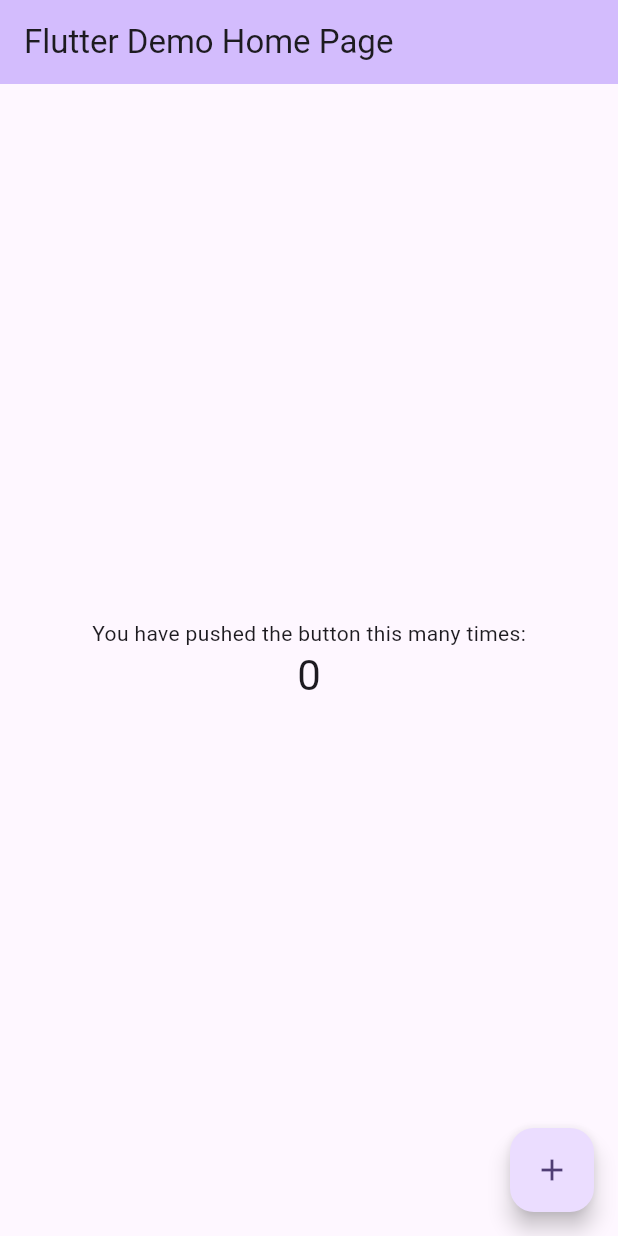
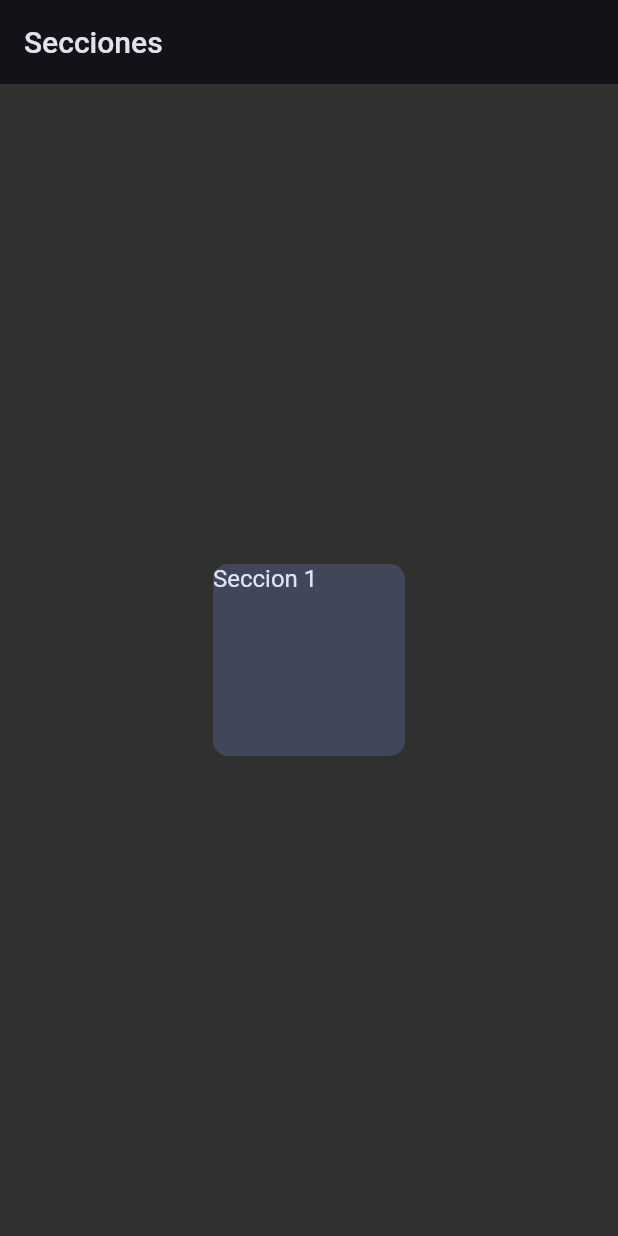
Before and after one commit to juandspcf-bit/kanji_for_n5_level_app, a Flutter app: the screen it shows after launch, on a phone screen of 412 x 824 dp. Run offline on Flutter 3.47's test engine with Material 2 defaults, Android fonts, the light colour scheme and no system bars; our stand-ins replace google_fonts; Roboto replaces fonts that are missing (Alkatra).

Commit message:
theming the sections conatainers

```diff
--- a/lib/main.dart
+++ b/lib/main.dart
@@ -1,4 +1,5 @@
 import 'package:flutter/material.dart';
+import 'package:kanji_for_n5_level_app/screens/sections_screen.dart';
 
 var kColorScheme = ColorScheme.fromSeed(
   seedColor: const Color.fromARGB(255, 96, 59, 181),
@@ -6,7 +7,7 @@ var kColorScheme = ColorScheme.fromSeed(
 
 var kDarkColorScheme = ColorScheme.fromSeed(
   brightness: Brightness.dark,
-  seedColor: const Color.fromARGB(255, 5, 99, 125),
+  seedColor: const Color.fromARGB(255, 37, 42, 65),
 );
 
 void main() {
@@ -39,98 +40,11 @@ class MyApp extends StatelessWidget {
         ),
       ),
       theme: ThemeData(
-        colorScheme: ColorScheme.fromSeed(seedColor: Colors.deepPurple),
+        colorScheme: kColorScheme,
         useMaterial3: true,
       ),
-      home: const MyHomePage(title: 'Flutter Demo Home Page'),
+      themeMode: ThemeMode.dark,
+      home: const Sections(),
     );
   }
 }
-
-class MyHomePage extends StatefulWidget {
-  const MyHomePage({super.key, required this.title});
-
-  // This widget is the home page of your application. It is stateful, meaning
-  // that it has a State object (defined below) that contains fields that affect
-  // how it looks.
-
-  // This class is the configuration for the state. It holds the values (in this
-  // case the title) provided by the parent (in this case the App widget) and
-  // used by the build method of the State. Fields in a Widget subclass are
-  // always marked "final".
-
-  final String title;
-
-  @override
-  State<MyHomePage> createState() => _MyHomePageState();
-}
-
-class _MyHomePageState extends State<MyHomePage> {
-  int _counter = 0;
-
-  void _incrementCounter() {
-    setState(() {
-      // This call to setState tells the Flutter framework that something has
-      // changed in this State, which causes it to rerun the build method below
-      // so that the display can reflect the updated values. If we changed
-      // _counter without calling setState(), then the build method would not be
-      // called again, and so nothing would appear to happen.
-      _counter++;
-    });
-  }
-
-  @override
-  Widget build(BuildContext context) {
-    // This method is rerun every time setState is called, for instance as done
-    // by the _incrementCounter method above.
-    //
-    // The Flutter framework has been optimized to make rerunning build methods
-    // fast, so that you can just rebuild anything that needs updating rather
-    // than having to individually change instances of widgets.
-    return Scaffold(
-      appBar: AppBar(
-        // TRY THIS: Try changing the color here to a specific color (to
-        // Colors.amber, perhaps?) and trigger a hot reload to see the AppBar
-        // change color while the other colors stay the same.
-        backgroundColor: Theme.of(context).colorScheme.inversePrimary,
-        // Here we take the value from the MyHomePage object that was created by
-        // the App.build method, and use it to set our appbar title.
-        title: Text(widget.title),
-      ),
-      body: Center(
-        // Center is a layout widget. It takes a single child and positions it
-        // in the middle of the parent.
-        child: Column(
-          // Column is also a layout widget. It takes a list of children and
-          // arranges them vertically. By default, it sizes itself to fit its
-          // children horizontally, and tries to be as tall as its parent.
-          //
-          // Column has various properties to control how it sizes itself and
-          // how it positions its children. Here we use mainAxisAlignment to
-          // center the children vertically; the main axis here is the vertical
-          // axis because Columns are vertical (the cross axis would be
-          // horizontal).
-          //
-          // TRY THIS: Invoke "debug painting" (choose the "Toggle Debug Paint"
-          // action in the IDE, or press "p" in the console), to see the
-          // wireframe for each widget.
-          mainAxisAlignment: MainAxisAlignment.center,
-          children: <Widget>[
-            const Text(
-              'You have pushed the button this many times:',
-            ),
-            Text(
-              '$_counter',
-              style: Theme.of(context).textTheme.headlineMedium,
-            ),
-          ],
-        ),
-      ),
-      floatingActionButton: FloatingActionButton(
-        onPressed: _incrementCounter,
-        tooltip: 'Increment',
-        child: const Icon(Icons.add),
-      ), // This trailing comma makes auto-formatting nicer for build methods.
-    );
-  }
-}
--- /dev/null
+++ b/lib/screens/sections_screen.dart
@@ -0,0 +1,30 @@
+import 'package:flutter/material.dart';
+import 'package:google_fonts/google_fonts.dart';
+
+class Sections extends StatelessWidget {
+  const Sections({super.key});
+
+  @override
+  Widget build(BuildContext context) {
+    return Scaffold(
+      appBar: AppBar(
+        title: const Text("Secciones"),
+      ),
+      body: Center(
+        child: Container(
+          width: 128,
+          height: 128,
+          decoration: BoxDecoration(
+              color: Theme.of(context).colorScheme.secondaryContainer,
+              borderRadius: BorderRadius.circular(10)),
+          child: Text(
+            "Seccion 1",
+            style: Theme.of(context).textTheme.titleMedium?.copyWith(
+                color: Theme.of(context).colorScheme.onSecondaryContainer,
+                fontFamily: GoogleFonts.alkatra().fontFamily),
+          ),
+        ),
+      ),
+    );
+  }
+}
--- a/pubspec.yaml
+++ b/pubspec.yaml
@@ -35,6 +35,7 @@ dependencies:
   # The following adds the Cupertino Icons font to your application.
   # Use with the CupertinoIcons class for iOS style icons.
   cupertino_icons: ^1.0.2
+  google_fonts: ^6.1.0
 
 dev_dependencies:
   flutter_test:
```
Also changed, not shown: pubspec.lock, 1 other file.
